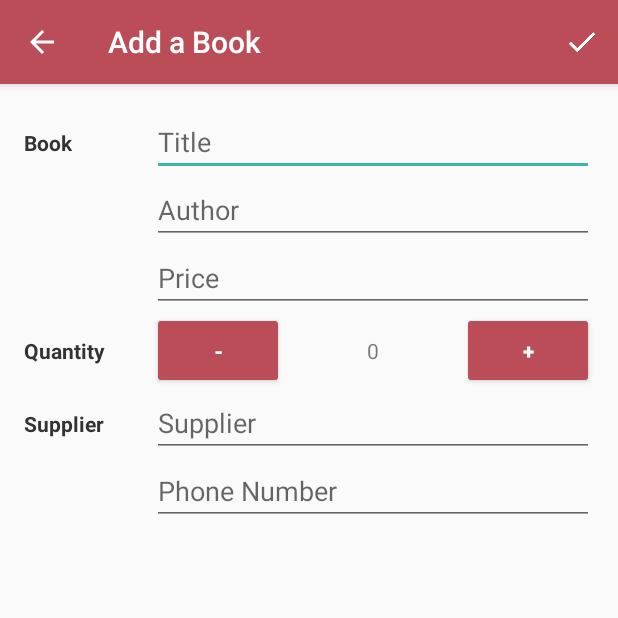
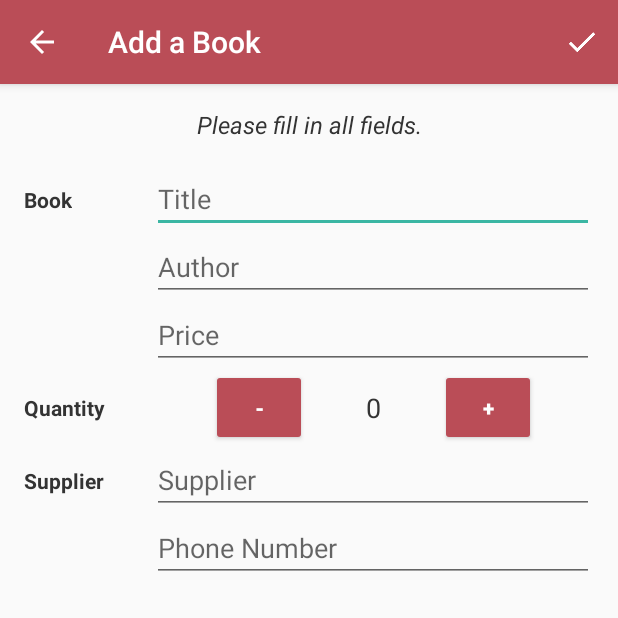
Before and after one commit to sasquatch1978/BookStore, an Android app: the screen it shows after launch (EditorActivity), after a tap on an icon or button, on a phone screen of 412 x 824 dp, the top half of it. Run offline under Robolectric (Android 15) with nearby library versions, the phone set to English and light mode, and no system bars.

Commit message:
More UI improvements

```diff
--- a/app/src/main/java/com/example/android/bookstore/CatalogActivity.java
+++ b/app/src/main/java/com/example/android/bookstore/CatalogActivity.java
@@ -14,12 +14,10 @@ import android.support.v4.app.ActivityCompat;
 import android.support.v4.app.ActivityOptionsCompat;
 import android.support.v7.app.AppCompatActivity;
 import android.os.Bundle;
-import android.util.Log;
 import android.view.Menu;
 import android.view.MenuItem;
 import android.view.View;
 import android.widget.AdapterView;
-import android.widget.Button;
 import android.widget.ListView;
 import android.widget.Toast;
 
@@ -30,13 +28,18 @@ public class CatalogActivity extends AppCompatActivity implements LoaderManager.
     private BookCursorAdapter adapter;
     private static final int BOOK_LOADER_ID = 1;
 
+    private ListView bookList;
+
     @Override
     protected void onCreate(Bundle savedInstanceState) {
         super.onCreate(savedInstanceState);
         setContentView(R.layout.activity_catalog);
 
+        // Have the app bar say "Inventory".
+        setTitle(getString(R.string.catalog_activity_title));
+
         // Identify the views.
-        ListView bookList = findViewById(R.id.book_list);
+        bookList = findViewById(R.id.book_list);
         FloatingActionButton fabAdd = findViewById(R.id.fab_add);
 
         // Find and set empty view on the ListView, so that it only shows when the list has 0 items.
@@ -140,12 +143,28 @@ public class CatalogActivity extends AppCompatActivity implements LoaderManager.
     public boolean onOptionsItemSelected(MenuItem item) {
         // Determine which item is selected and take the appropriate action.
         int id = item.getItemId();
-        // Respond to a click on the "Delete all entries" menu option
+
+        // Respond to a click on the "Delete All Books" menu option.
         if (id == R.id.action_delete_all_entries) {
             showDeleteConfirmationDialog();
             return true;
         }
         return super.onOptionsItemSelected(item);
+    }
+
+    @Override
+    public boolean onPrepareOptionsMenu(Menu menu) {
+        super.onPrepareOptionsMenu(menu);
+
+        // Get the number of books in the list.
+        int numberOfBooks = adapter.getCount();
+
+        // If the book list is empty, hide the "Delete All Books" menu option.
+        if (numberOfBooks == 0) {
+            MenuItem deleteAllEntries = menu.findItem(R.id.action_delete_all_entries);
+            deleteAllEntries.setVisible(false);
+        }
+        return true;
     }
 
     @Override
@@ -157,7 +176,8 @@ public class CatalogActivity extends AppCompatActivity implements LoaderManager.
                 BookEntry.COLUMN_BOOK_PRODUCT_NAME,
                 BookEntry.COLUMN_BOOK_AUTHOR,
                 BookEntry.COLUMN_BOOK_PRICE,
-                BookEntry.COLUMN_BOOK_QUANTITY
+                BookEntry.COLUMN_BOOK_QUANTITY,
+                BookEntry.COLUMN_BOOK_SUPPLIER_PHONE_NUMBER
         };
 
         // This loader will execute the ContentProvider's query on the background thread.
@@ -173,6 +193,9 @@ public class CatalogActivity extends AppCompatActivity implements LoaderManager.
     public void onLoadFinished(Loader<Cursor> loader, Cursor cursor) {
         // Swap the new cursor in.
         adapter.swapCursor(cursor);
+
+        // Invalidate the options menu, so the "Delete All Books" menu option can be hidden.
+        invalidateOptionsMenu();
     }
 
     @Override
--- a/app/src/main/java/com/example/android/bookstore/EditorActivity.java
+++ b/app/src/main/java/com/example/android/bookstore/EditorActivity.java
@@ -18,7 +18,6 @@ import android.view.Menu;
 import android.view.MenuItem;
 import android.view.MotionEvent;
 import android.view.View;
-import android.view.WindowManager;
 import android.widget.Button;
 import android.widget.EditText;
 import android.widget.TextView;
@@ -26,14 +25,14 @@ import android.widget.Toast;
 
 import com.example.android.bookstore.data.BookContract.BookEntry;
 
+import java.text.NumberFormat;
+
 public class EditorActivity extends AppCompatActivity implements View.OnClickListener,
         LoaderManager.LoaderCallbacks<Cursor> {
 
     private int quantity;
+    private TextView tvFillInFields;
     private TextView tvEditQuantity;
-    private Button btnDecrease;
-    private Button btnIncrease;
-    private Button btnOrder;
     private EditText etTitle;
     private EditText etAuthor;
     private EditText etPrice;
@@ -65,18 +64,21 @@ public class EditorActivity extends AppCompatActivity implements View.OnClickLis
         setContentView(R.layout.activity_editor);
 
         // Identify the views.
+        tvFillInFields = findViewById(R.id.tv_fill_in_fields);
         tvEditQuantity = findViewById(R.id.tv_edit_quantity);
-        btnDecrease = findViewById(R.id.btn_decrease);
-        btnDecrease.setOnClickListener(this);
-        btnIncrease = findViewById(R.id.btn_increase);
-        btnIncrease.setOnClickListener(this);
-        btnOrder = findViewById(R.id.btn_order);
-        btnOrder.setOnClickListener(this);
         etTitle = findViewById(R.id.et_title);
         etAuthor = findViewById(R.id.et_author);
         etPrice = findViewById(R.id.et_price);
         etSupplier = findViewById(R.id.et_supplier);
         etPhoneNumber = findViewById(R.id.et_phone_number);
+        Button btnDecrease = findViewById(R.id.btn_decrease);
+        Button btnIncrease = findViewById(R.id.btn_increase);
+        Button btnOrder = findViewById(R.id.btn_order);
+
+        // Set an OnClickListener for each button.
+        btnDecrease.setOnClickListener(this);
+        btnIncrease.setOnClickListener(this);
+        btnOrder.setOnClickListener(this);
 
         // Set an OnTouchListener for each view.
         btnDecrease.setOnTouchListener(touchListener);
@@ -109,6 +111,9 @@ public class EditorActivity extends AppCompatActivity implements View.OnClickLis
 
             // Prepare the loader.
             getLoaderManager().initLoader(CURRENT_BOOK_LOADER_ID, null, this);
+
+            // Hide the fill in fields TextView since they are already filled in.
+            tvFillInFields.setVisibility(View.GONE);
         }
 
         /* Format the phone number as the user types it.
@@ -237,8 +242,8 @@ public class EditorActivity extends AppCompatActivity implements View.OnClickLis
         super.onPrepareOptionsMenu(menu);
         // If this is a new book, hide the "Delete" menu item.
         if (currentBookUri == null) {
-            MenuItem menuItem = menu.findItem(R.id.action_delete);
-            menuItem.setVisible(false);
+            MenuItem delete = menu.findItem(R.id.action_delete);
+            delete.setVisible(false);
         }
         return true;
     }
@@ -408,7 +413,7 @@ public class EditorActivity extends AppCompatActivity implements View.OnClickLis
         builder.setPositiveButton(R.string.delete, new DialogInterface.OnClickListener() {
             public void onClick(DialogInterface dialog, int id) {
                 // User clicked the "Delete" button, so delete the book.
-                deletePet();
+                deleteBook();
             }
         });
         builder.setNegativeButton(R.string.cancel, new DialogInterface.OnClickListener() {
@@ -427,7 +432,7 @@ public class EditorActivity extends AppCompatActivity implements View.OnClickLis
     }
 
     // Perform the deletion of the book in the database.
-    private void deletePet() {
+    private void deleteBook() {
         // Only perform the delete if this is an existing book.
         if (currentBookUri != null) {
             // Delete an existing book.
@@ -496,8 +501,14 @@ public class EditorActivity extends AppCompatActivity implements View.OnClickLis
             String supplier = cursor.getString(supplierColumnIndex);
             supplierPhoneNumber = cursor.getString(supplierPhoneNumberColumnIndex);
 
+            // Format the price to two decimal places, so that it displays as "7.50" not "7.5"
+            NumberFormat nf = NumberFormat.getInstance();
+            nf.setMaximumFractionDigits(2);
+            nf.setMinimumFractionDigits(2);
+            String formatPrice = nf.format(price);
+
             // Convert the price and quantity back to Strings to be displayed on the views.
-            String bookPrice = String.valueOf(price);
+            String bookPrice = String.valueOf(formatPrice);
             String bookQuantity = String.valueOf(quantity);
 
             // Update the views on the screen with the values from the database.
--- a/app/src/main/res/layout/activity_catalog.xml
+++ b/app/src/main/res/layout/activity_catalog.xml
@@ -10,7 +10,7 @@
         android:id="@+id/empty_view"
         android:layout_width="match_parent"
         android:layout_height="wrap_content"
-        app:layout_constraintBottom_toBottomOf="parent"
+        app:layout_constraintBottom_toTopOf="@+id/fab_add"
         app:layout_constraintTop_toTopOf="parent">
 
         <ImageView
@@ -28,19 +28,19 @@
             android:id="@+id/tv_empty"
             android:layout_width="wrap_content"
             android:layout_height="wrap_content"
+            android:layout_marginEnd="16dp"
+            android:layout_marginStart="16dp"
             android:layout_marginTop="8dp"
             android:text='Your inventory is currently empty, click the "+"\nto start adding items.'
             android:textAlignment="center"
+            android:textColor="@color/colorText"
+            android:textSize="@dimen/textSize"
             app:layout_constraintBottom_toBottomOf="parent"
             app:layout_constraintEnd_toEndOf="parent"
             app:layout_constraintStart_toStartOf="parent"
             app:layout_constraintTop_toBottomOf="@+id/iv_empty" />
 
     </android.support.constraint.ConstraintLayout>
-
-    <android.support.constraint.ConstraintLayout
-        android:layout_width="match_parent"
-        android:layout_height="match_parent">
 
     <ListView
         android:id="@+id/book_list"
@@ -62,4 +62,3 @@
         app:layout_constraintStart_toStartOf="parent" />
 
 </android.support.constraint.ConstraintLayout>
-</android.support.constraint.ConstraintLayout>
--- a/app/src/main/res/layout/activity_editor.xml
+++ b/app/src/main/res/layout/activity_editor.xml
@@ -13,6 +13,19 @@
         android:padding="@dimen/marginMedium">
 
         <TextView
+            android:id="@+id/tv_fill_in_fields"
+            android:layout_width="wrap_content"
+            android:layout_height="wrap_content"
+            android:text="Please fill in all fields."
+            android:paddingBottom="@dimen/marginMedium"
+            android:textColor="@color/colorText"
+            android:textSize="@dimen/textSize"
+            android:textStyle="italic"
+            app:layout_constraintEnd_toEndOf="parent"
+            app:layout_constraintStart_toStartOf="parent"
+            app:layout_constraintTop_toTopOf="parent" />
+
+        <TextView
             android:id="@+id/tv_book"
             android:layout_width="wrap_content"
             android:layout_height="wrap_content"
@@ -24,6 +37,7 @@
             app:layout_constraintTop_toTopOf="@+id/et_title" />
 
         <TextView
+            android:id="@+id/textView"
             android:layout_width="wrap_content"
             android:layout_height="wrap_content"
             android:text="Quantity"
@@ -54,7 +68,7 @@
             android:inputType="textCapWords"
             app:layout_constraintEnd_toEndOf="parent"
             app:layout_constraintStart_toEndOf="@+id/tv_supplier"
-            app:layout_constraintTop_toTopOf="parent" />
+            app:layout_constraintTop_toBottomOf="@+id/tv_fill_in_fields" />
 
         <EditText
             android:id="@+id/et_author"
@@ -80,19 +94,20 @@
 
         <Button
             android:id="@+id/btn_decrease"
-            android:layout_width="wrap_content"
+            android:layout_width="64dp"
             android:layout_height="wrap_content"
             android:backgroundTint="@color/colorPrimary"
             android:padding="@dimen/marginMedium"
             android:text="-"
             android:textColor="@android:color/white"
             android:textStyle="bold"
+            app:layout_constraintEnd_toStartOf="@+id/tv_edit_quantity"
             app:layout_constraintStart_toStartOf="@+id/et_price"
             app:layout_constraintTop_toBottomOf="@+id/et_price" />
 
         <Button
             android:id="@+id/btn_increase"
-            android:layout_width="wrap_content"
+            android:layout_width="64dp"
             android:layout_height="wrap_content"
             android:backgroundTint="@color/colorPrimary"
             android:padding="@dimen/marginMedium"
@@ -100,19 +115,20 @@
             android:textColor="@android:color/white"
             android:textStyle="bold"
             app:layout_constraintEnd_toEndOf="parent"
+            app:layout_constraintStart_toEndOf="@+id/tv_edit_quantity"
             app:layout_constraintTop_toBottomOf="@+id/et_price" />
 
         <TextView
             android:id="@+id/tv_edit_quantity"
-            android:layout_width="0dp"
+            android:layout_width="wrap_content"
             android:layout_height="wrap_content"
-            android:layout_marginEnd="8dp"
-            android:layout_marginStart="8dp"
             android:text="@string/zero"
             android:textAlignment="center"
+            android:textAppearance="?android:textAppearanceMedium"
+            android:textColor="@color/colorText"
             app:layout_constraintBottom_toBottomOf="@+id/btn_decrease"
-            app:layout_constraintEnd_toStartOf="@+id/btn_increase"
-            app:layout_constraintStart_toEndOf="@+id/btn_decrease"
+            app:layout_constraintEnd_toEndOf="@+id/et_price"
+            app:layout_constraintStart_toStartOf="@+id/et_price"
             app:layout_constraintTop_toTopOf="@+id/btn_decrease" />
 
         <EditText
@@ -135,7 +151,7 @@
             android:inputType="textCapWords"
             app:layout_constraintBottom_toTopOf="@+id/et_phone_number"
             app:layout_constraintEnd_toEndOf="parent"
-            app:layout_constraintStart_toStartOf="@+id/btn_decrease"
+            app:layout_constraintStart_toStartOf="@+id/et_price"
             app:layout_constraintTop_toBottomOf="@+id/btn_decrease" />
 
         <Button
--- a/app/src/main/res/values/dimens.xml
+++ b/app/src/main/res/values/dimens.xml
@@ -2,4 +2,5 @@
 <resources>
     <dimen name="marginMedium">16dp</dimen>
     <dimen name="marginLarge">32dp</dimen>
+    <dimen name="textSize">16sp</dimen>
 </resources>
--- a/app/src/main/res/values/strings.xml
+++ b/app/src/main/res/values/strings.xml
@@ -44,8 +44,9 @@
     <string name="quantity_not_updated">Quantity not updated.</string>
     <string name="quantity_updated">Quantity updated.</string>
     <string name="install_phone_app">Please install a phone app.</string>
-    <string name="delete_all_dialog_msg">You are about to delete your entire inventory, this action cannot be undone.\n\nDo you want to delete all books?</string>
+    <string name="delete_all_dialog_msg_title">Delete all books?</string>
+    <string name="delete_all_dialog_msg">You are about to delete your entire inventory, this action cannot be undone.</string>
     <string name="delete_all_yes">Yes</string>
     <string name="delete_all_no">No</string>
-    <string name="delete_all_dialog_msg_title">Warning:</string>
+    <string name="catalog_activity_title">Inventory</string>
 </resources>
```
Lines whose indentation alone changed are shown as unchanged.
